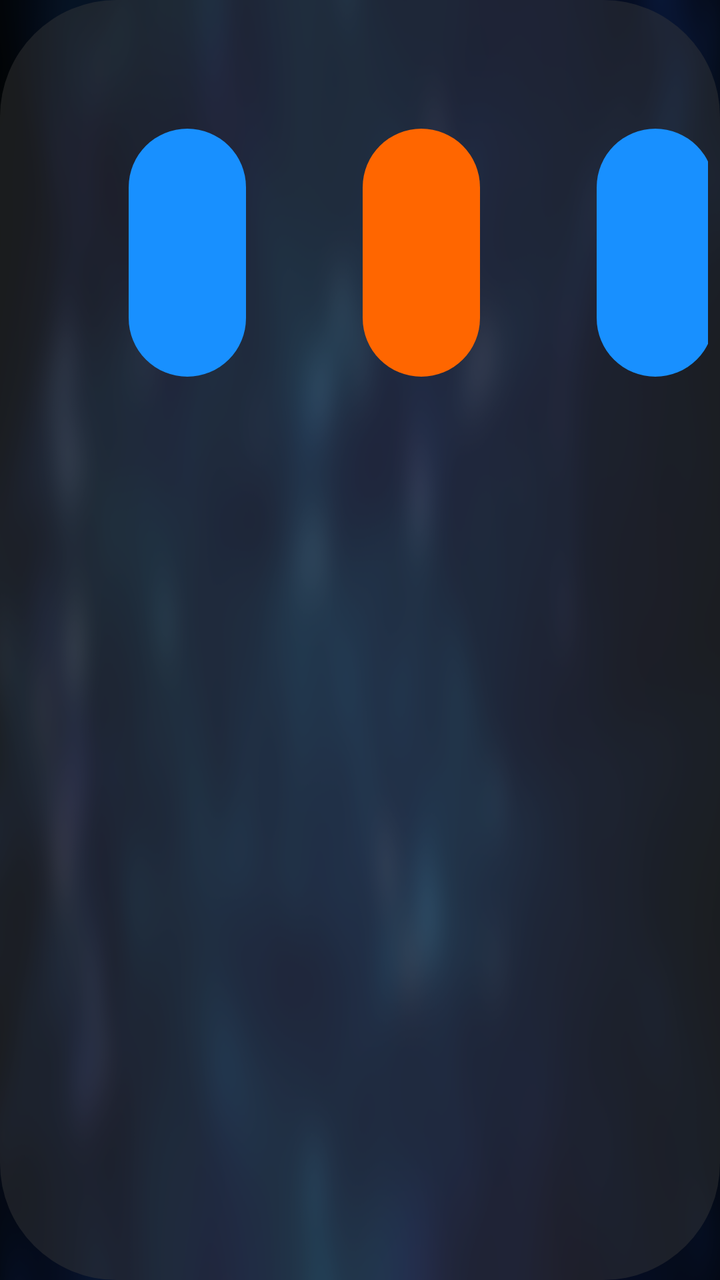
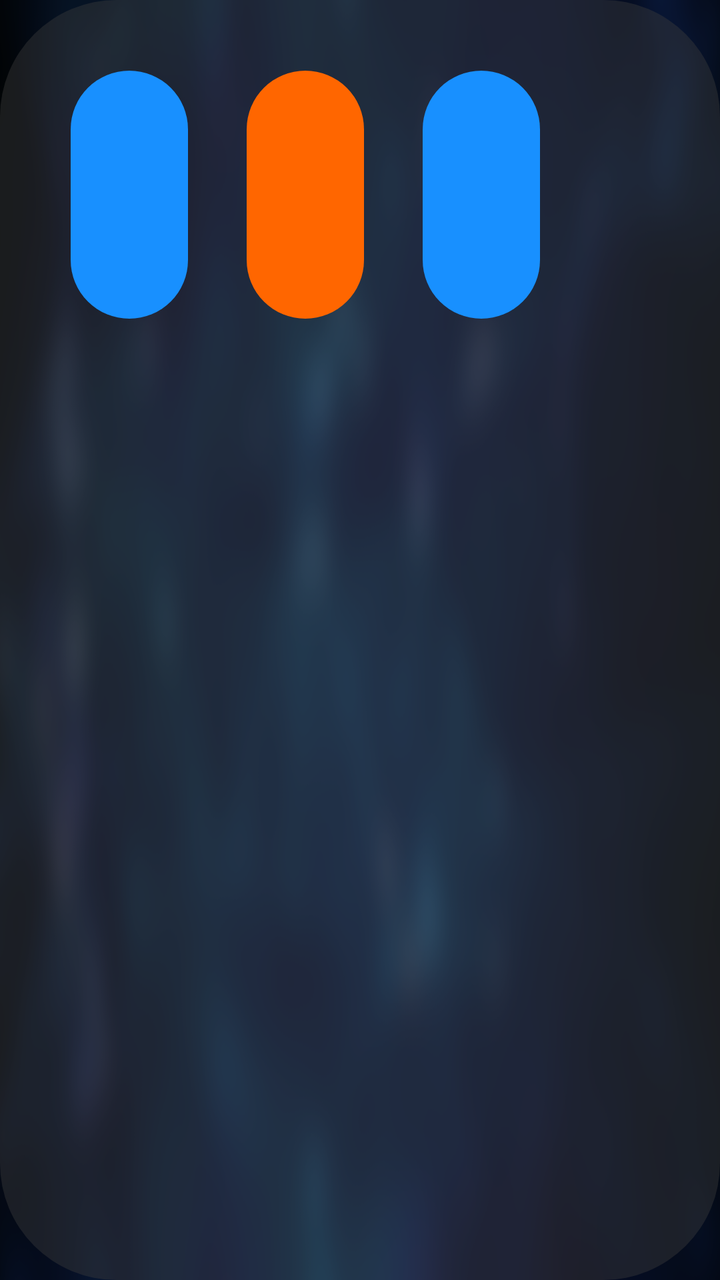

An Android layout rendered at two revisions. The XML below is the earlier revision; the diff shows what the commit changed to produce the second picture.
<!-- AndroidManifest.xml: application theme AppTheme.NoActionBar -->
<!-- res/layout/item_grid_layout.xml -->
<?xml version="1.0" encoding="utf-8"?>
<FrameLayout xmlns:android="http://schemas.android.com/apk/res/android"
    android:layout_width="wrap_content"
    android:layout_height="wrap_content"
    android:background="@drawable/user_focus"
    android:focusable="true"
    android:padding="1mm">

    <FrameLayout
        android:layout_width="212mm"
        android:layout_height="300mm">

        <ImageView
            android:id="@+id/ivThumb"
            android:layout_width="match_parent"
            android:layout_height="match_parent"
            android:padding="1mm"
            android:scaleType="fitXY" />

        <LinearLayout
            android:layout_width="wrap_content"
            android:layout_height="wrap_content"
            android:layout_marginLeft="10mm"
            android:layout_marginTop="10mm"
            android:layout_marginRight="10mm"
            android:orientation="horizontal">

            <TextView
                android:id="@+id/tvYear"
                android:layout_width="wrap_content"
                android:layout_height="wrap_content"
                android:layout_marginRight="10mm"
                android:background="@drawable/year_shape"
                android:ellipsize="end"
                android:gravity="center"
                android:paddingLeft="5mm"
                android:paddingRight="5mm"
                android:singleLine="true"
                android:textColor="@android:color/white"
                android:textSize="16mm" />

            <TextView
                android:id="@+id/tvArea"
                android:layout_width="wrap_content"
                android:layout_height="wrap_content"
                android:layout_marginRight="10mm"
                android:background="@drawable/lang_shape"
                android:ellipsize="end"
                android:gravity="center"
                android:paddingLeft="5mm"
                android:paddingRight="5mm"
                android:singleLine="true"
                android:textColor="@android:color/white"
                android:textSize="16mm" />

            <TextView
                android:id="@+id/tvLang"
                android:layout_width="wrap_content"
                android:layout_height="wrap_content"
                android:layout_marginRight="10mm"
                android:background="@drawable/year_shape"
                android:ellipsize="end"
                android:gravity="center"
                android:paddingLeft="5mm"
                android:paddingRight="5mm"
                android:singleLine="true"
                android:textColor="@android:color/white"
                android:textSize="16mm" />

        </LinearLayout>


        <LinearLayout
            android:layout_width="match_parent"
            android:layout_height="wrap_content"
            android:layout_gravity="bottom"
            android:orientation="vertical"
            android:padding="1mm">

            <TextView
                android:id="@+id/tvNote"
                android:layout_width="wrap_content"
                android:layout_height="wrap_content"
                android:layout_gravity="bottom"
                android:layout_marginLeft="10mm"
                android:layout_marginRight="10mm"
                android:layout_marginBottom="10mm"
                android:background="@drawable/note_shape"
                android:ellipsize="end"
                android:gravity="center"
                android:paddingLeft="5mm"
                android:paddingRight="5mm"
                android:singleLine="true"
                android:textColor="@android:color/white"
                android:textSize="16mm" />

            <TextView
                android:id="@+id/tvName"
                android:layout_width="match_parent"
                android:layout_height="wrap_content"
                android:background="@drawable/bottom_shape"
                android:ellipsize="marquee"
                android:marqueeRepeatLimit="marquee_forever"
                android:padding="5mm"
                android:singleLine="true"
                android:textColor="@android:color/white"
                android:textSize="20mm" />

            <TextView
                android:id="@+id/tvActor"
                android:layout_width="match_parent"
                android:layout_height="wrap_content"
                android:background="@drawable/bottom_shape"
                android:ellipsize="end"
                android:gravity="top"
                android:padding="5mm"
                android:singleLine="true"
                android:textColor="@android:color/white"
                android:textSize="16mm"
                android:visibility="gone" />
        </LinearLayout>
    </FrameLayout>
</FrameLayout>
<!-- resources referenced by this layout -->
<resources>
  <!-- drawable bottom_shape (drawable) -->
  <?xml version="1.0" encoding="utf-8"?>
  <shape xmlns:android="http://schemas.android.com/apk/res/android">
      <corners
          android:bottomLeftRadius="10mm"
          android:bottomRightRadius="10mm" />
      <solid android:color="@color/color_66000000" />
  </shape>
  <!-- drawable lang_shape (drawable) -->
  <?xml version="1.0" encoding="utf-8"?>
  <shape xmlns:android="http://schemas.android.com/apk/res/android">
      <solid android:color="@color/color_FFB800" />
      <corners android:radius="5mm" />
  </shape>
  <!-- drawable note_shape (drawable) -->
  <?xml version="1.0" encoding="utf-8"?>
  <shape xmlns:android="http://schemas.android.com/apk/res/android">
      <solid android:color="@color/color_3D3D3D" />
      <corners android:radius="5mm" />
  </shape>
  <!-- drawable user_focus (drawable) -->
  <?xml version="1.0" encoding="utf-8"?>
  <selector xmlns:android="http://schemas.android.com/apk/res/android">
      <item android:state_focused="true">
          <shape>
              <corners android:radius="10mm" />
              <stroke android:width="2mm" android:color="@color/color_FFFFFF" />
              <solid android:color="@color/color_6C3D3D3D" />
          </shape>
      </item>
      <item android:state_focused="false">
          <shape>
              <corners android:radius="10mm" />
              <solid android:color="@color/color_6C3D3D3D"/>
          </shape>
      </item>
  </selector>
  <!-- drawable year_shape (drawable) -->
  <?xml version="1.0" encoding="utf-8"?>
  <shape xmlns:android="http://schemas.android.com/apk/res/android">
      <solid android:color="@color/color_1890FF" />
      <corners android:radius="5mm" />
  </shape>
  <style name="AppTheme.NoActionBar">
          <item name="android:windowActionBar">false</item>
          <item name="android:windowNoTitle">true</item>
          <item name="windowActionBar">false</item>
          <item name="android:windowFullscreen">true</item>//全屏即无通知栏
          <item name="android:windowContentOverlay">@null</item>//是否有遮盖
          <item name="windowNoTitle">true</item>
          <item name="android:keepScreenOn">true</item>
          
          <item name="android:windowBackground">@drawable/vod_thumb</item>
      </style>
  <color name="color_66000000">#66000000</color>
  <color name="color_FFB800">#FF6600</color>
  <color name="color_3D3D3D">#3D3D3D</color>
  <color name="color_FFFFFF">#ffffffff</color>
  <color name="color_6C3D3D3D">#6c3d3d3d</color>
  <color name="color_1890FF">#1890FF</color>
  <!-- drawable vod_thumb: png bitmap (drawable-xhdpi, 198620 bytes) -->
</resources>

<!-- the commit's change to res/layout/item_grid_layout.xml (unified diff, before → after) -->
@@ -4,68 +4,71 @@
     android:layout_height="wrap_content"
     android:background="@drawable/user_focus"
     android:focusable="true"
-    android:padding="1mm">
+    android:padding="@dimen/vs_1">
 
     <FrameLayout
-        android:layout_width="212mm"
-        android:layout_height="300mm">
+        android:layout_width="@dimen/vs_214"
+        android:layout_height="@dimen/vs_280">
 
         <ImageView
             android:id="@+id/ivThumb"
             android:layout_width="match_parent"
             android:layout_height="match_parent"
-            android:padding="1mm"
+            android:padding="@dimen/vs_1"
             android:scaleType="fitXY" />
 
         <LinearLayout
             android:layout_width="wrap_content"
             android:layout_height="wrap_content"
-            android:layout_marginLeft="10mm"
-            android:layout_marginTop="10mm"
-            android:layout_marginRight="10mm"
+            android:layout_marginLeft="@dimen/vs_5"
+            android:layout_marginTop="@dimen/vs_5"
+            android:layout_marginRight="@dimen/vs_5"
             android:orientation="horizontal">
 
             <TextView
                 android:id="@+id/tvYear"
                 android:layout_width="wrap_content"
                 android:layout_height="wrap_content"
-                android:layout_marginRight="10mm"
+                android:layout_marginEnd="@dimen/vs_5"
+                android:layout_marginRight="@dimen/vs_5"
                 android:background="@drawable/year_shape"
                 android:ellipsize="end"
                 android:gravity="center"
-                android:paddingLeft="5mm"
-                android:paddingRight="5mm"
+                android:paddingLeft="@dimen/vs_5"
+                android:paddingRight="@dimen/vs_5"
                 android:singleLine="true"
                 android:textColor="@android:color/white"
-                android:textSize="16mm" />
+                android:textSize="@dimen/ts_16" />
 
             <TextView
                 android:id="@+id/tvArea"
                 android:layout_width="wrap_content"
                 android:layout_height="wrap_content"
-                android:layout_marginRight="10mm"
+                android:layout_marginEnd="@dimen/vs_5"
+                android:layout_marginRight="@dimen/vs_5"
                 android:background="@drawable/lang_shape"
                 android:ellipsize="end"
                 android:gravity="center"
-                android:paddingLeft="5mm"
-                android:paddingRight="5mm"
+                android:paddingLeft="@dimen/vs_5"
+                android:paddingRight="@dimen/vs_5"
                 android:singleLine="true"
                 android:textColor="@android:color/white"
-                android:textSize="16mm" />
+                android:textSize="@dimen/ts_16" />
 
             <TextView
                 android:id="@+id/tvLang"
                 android:layout_width="wrap_content"
                 android:layout_height="wrap_content"
-                android:layout_marginRight="10mm"
+                android:layout_marginEnd="@dimen/vs_5"
+                android:layout_marginRight="@dimen/vs_5"
                 android:background="@drawable/year_shape"
                 android:ellipsize="end"
                 android:gravity="center"
-                android:paddingLeft="5mm"
-                android:paddingRight="5mm"
+                android:paddingLeft="@dimen/vs_5"
+                android:paddingRight="@dimen/vs_5"
                 android:singleLine="true"
                 android:textColor="@android:color/white"
-                android:textSize="16mm" />
+                android:textSize="@dimen/ts_16" />
 
         </LinearLayout>
 
@@ -75,24 +78,24 @@
             android:layout_height="wrap_content"
             android:layout_gravity="bottom"
             android:orientation="vertical"
-            android:padding="1mm">
+            android:padding="@dimen/vs_1">
 
             <TextView
                 android:id="@+id/tvNote"
                 android:layout_width="wrap_content"
                 android:layout_height="wrap_content"
                 android:layout_gravity="bottom"
-                android:layout_marginLeft="10mm"
-                android:layout_marginRight="10mm"
-                android:layout_marginBottom="10mm"
+                android:layout_marginLeft="@dimen/vs_5"
+                android:layout_marginRight="@dimen/vs_5"
+                android:layout_marginBottom="@dimen/vs_5"
                 android:background="@drawable/note_shape"
                 android:ellipsize="end"
                 android:gravity="center"
-                android:paddingLeft="5mm"
-                android:paddingRight="5mm"
+                android:paddingLeft="@dimen/vs_5"
+                android:paddingRight="@dimen/vs_5"
                 android:singleLine="true"
                 android:textColor="@android:color/white"
-                android:textSize="16mm" />
+                android:textSize="@dimen/ts_16" />
 
             <TextView
                 android:id="@+id/tvName"
@@ -101,10 +104,10 @@
                 android:background="@drawable/bottom_shape"
                 android:ellipsize="marquee"
                 android:marqueeRepeatLimit="marquee_forever"
-                android:padding="5mm"
+                android:padding="@dimen/vs_5"
                 android:singleLine="true"
                 android:textColor="@android:color/white"
-                android:textSize="20mm" />
+                android:textSize="@dimen/ts_20" />
 
             <TextView
                 android:id="@+id/tvActor"
@@ -113,10 +116,10 @@
                 android:background="@drawable/bottom_shape"
                 android:ellipsize="end"
                 android:gravity="top"
-                android:padding="5mm"
+                android:padding="@dimen/vs_5"
                 android:singleLine="true"
                 android:textColor="@android:color/white"
-                android:textSize="16mm"
+                android:textSize="@dimen/ts_16"
                 android:visibility="gone" />
         </LinearLayout>
     </FrameLayout>
<!-- resource entries referenced after the edit -->
@@ -1,5 +1,11 @@
 <!-- resources referenced by this layout -->
 <resources>
+  <dimen name="ts_16">16mm</dimen>
+  <dimen name="ts_20">20mm</dimen>
+  <dimen name="vs_1">1mm</dimen>
+  <dimen name="vs_214">214mm</dimen>
+  <dimen name="vs_280">280mm</dimen>
+  <dimen name="vs_5">5mm</dimen>
   <!-- drawable bottom_shape (drawable) -->
   <?xml version="1.0" encoding="utf-8"?>
   <shape xmlns:android="http://schemas.android.com/apk/res/android">
